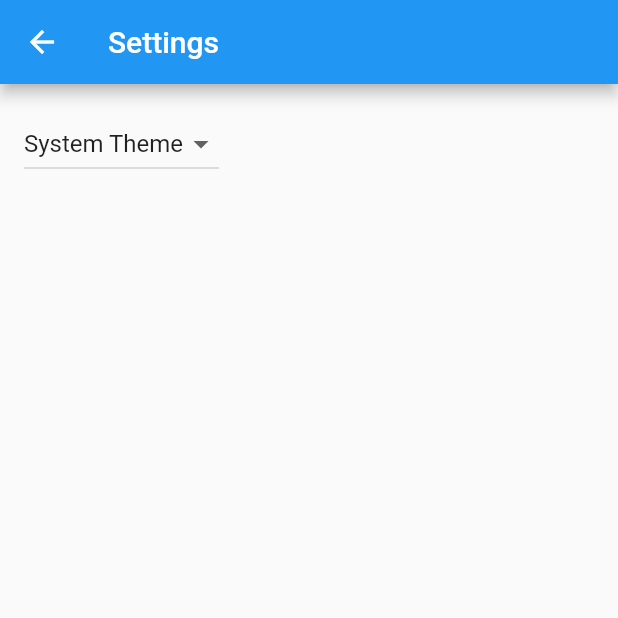
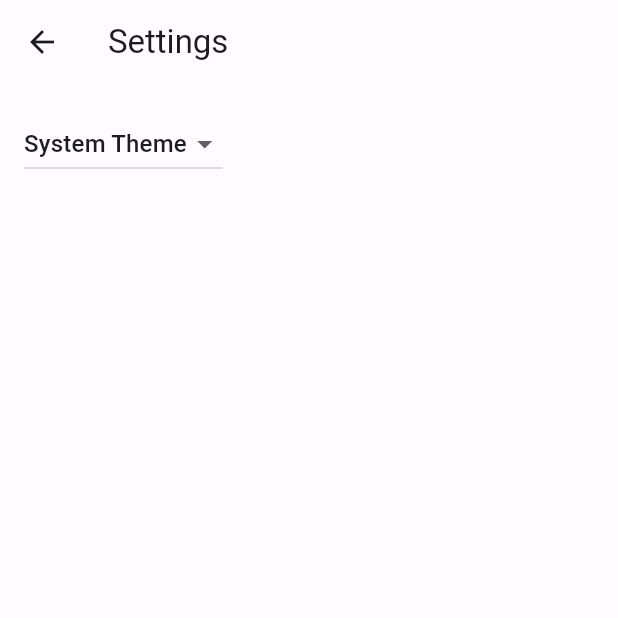
Before and after one commit to bivens-dev/bivens-cms, a Flutter app: the screen it shows after launch, after a tap on the "settings" icon, on a phone screen of 412 x 824 dp, the top half of it. Run offline on Flutter 3.47's test engine with Material 2 defaults, Android fonts, the phone set to English and light mode, and no system bars; generated files the repository leaves out were written again.

Commit message:
Use custom Material 3 color scheme

```diff
--- a/lib/src/app.dart
+++ b/lib/src/app.dart
@@ -2,6 +2,7 @@ import 'package:flutter/material.dart';
 import 'package:flutter_gen/gen_l10n/app_localizations.dart';
 import 'package:flutter_localizations/flutter_localizations.dart';
 
+import 'themes/color_schemes.g.dart';
 import 'sample_feature/sample_item_details_view.dart';
 import 'sample_feature/sample_item_list_view.dart';
 import 'settings/settings_controller.dart';
@@ -56,8 +57,9 @@ class MyApp extends StatelessWidget {
           // Define a light and dark color theme. Then, read the user's
           // preferred ThemeMode (light, dark, or system default) from the
           // SettingsController to display the correct theme.
-          theme: ThemeData(),
-          darkTheme: ThemeData.dark(),
+          theme: ThemeData(useMaterial3: true, colorScheme: lightColorScheme),
+          darkTheme:
+              ThemeData(useMaterial3: true, colorScheme: darkColorScheme),
           themeMode: settingsController.themeMode,
 
           // Define a function to handle named routes in order to support
```
Also changed, not shown: lib/src/themes/color_schemes.g.dart (added).
